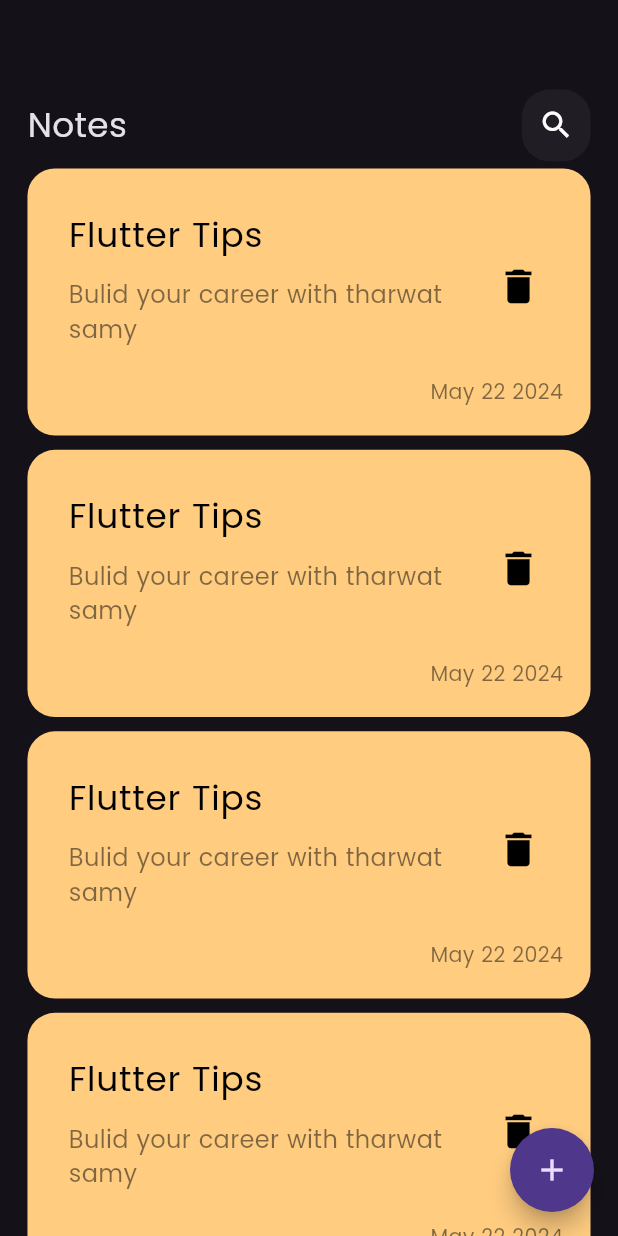
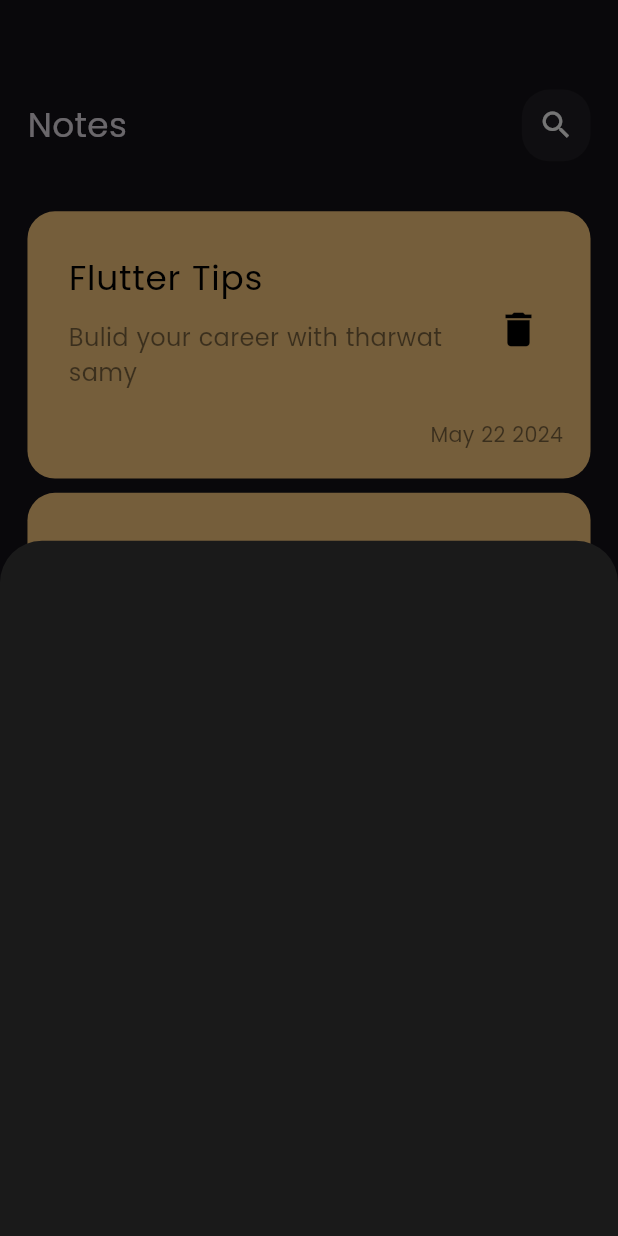
Before and after one commit to radwaadel17/Notes-app, a Flutter app: the screen it shows after launch, after a tap on the "add" icon, on a phone screen of 412 x 824 dp. Run offline on Flutter 3.47's test engine with Material 3 defaults, Android fonts, the phone set to English and light mode, and no system bars; our stand-ins replace flutter_screenutil.

Commit message:
add buttom sheet

```diff
--- a/app/lib/Notes view.dart
+++ b/app/lib/Notes view.dart
@@ -1,4 +1,5 @@
 import 'package:app/widgets/NotesViewBody.dart';
+import 'package:app/widgets/customButtomsheet.dart';
 import 'package:flutter/material.dart';
 import 'package:flutter_screenutil/flutter_screenutil.dart';
 
@@ -9,12 +10,18 @@ class NoteView extends StatelessWidget {
   Widget build(BuildContext context) {
     return  Scaffold(
       floatingActionButton: FloatingActionButton(
-        onPressed: (){} , child: const Icon(Icons.add) ,
+        onPressed: (){
+       showModalBottomSheet(
+        backgroundColor: const Color.fromARGB(255, 26, 26, 26),
+        context: context, builder: (context){
+            return const customButtomsheet();
+       });
+        } ,
         shape: RoundedRectangleBorder(
           borderRadius: BorderRadius.circular(25.r)
+        ), child: const Icon(Icons.add) ,
         ),
-        ),
-      body: NotesViewBody(
+      body: const NotesViewBody(
       ),
     );
   }
--- a/app/lib/widgets/ListviewNoteitem.dart
+++ b/app/lib/widgets/ListviewNoteitem.dart
@@ -6,13 +6,17 @@ class ListviewNoteitem extends StatelessWidget {
   const ListviewNoteitem({super.key});
   @override
   Widget build(BuildContext context) {
-    return ListView.builder(
+    return Padding(
+      padding: EdgeInsets.symmetric(vertical: 14.h),
+      child: ListView.builder(
+        padding: EdgeInsets.zero,
         itemCount: 10,
         itemBuilder: (context , index){
          return Padding(
            padding:  EdgeInsets.symmetric(vertical: 4.h),
            child: NoteItem(),
          );
-    });
+      }),
+    );
   }
 }
--- a/app/lib/widgets/NotesViewBody.dart
+++ b/app/lib/widgets/NotesViewBody.dart
@@ -15,6 +15,7 @@ class NotesViewBody extends StatelessWidget {
         children: [
          SizedBox(height: 50.h,),
          const CustomAppBar(),
+         SizedBox(height: 10.h,),
          const Expanded(child: ListviewNoteitem()),
         ],
       ),
--- /dev/null
+++ b/app/lib/widgets/customButtomsheet.dart
@@ -0,0 +1,13 @@
+import 'package:flutter/material.dart';
+
+class customButtomsheet extends StatelessWidget {
+  const customButtomsheet({super.key});
+
+  @override
+  Widget build(BuildContext context) {
+    return Container(
+
+
+    );
+  }
+}
```
Lines whose indentation alone changed are shown as unchanged.
